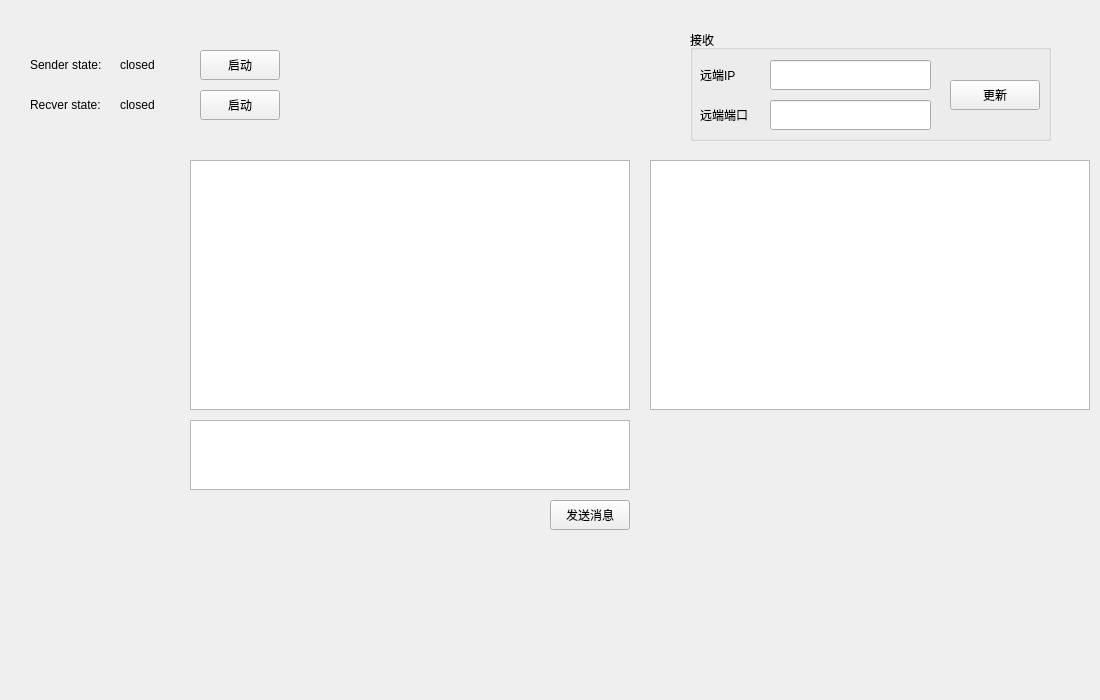
realth000/localcharger, file src/gui/mainui.ui: the form before one commit.
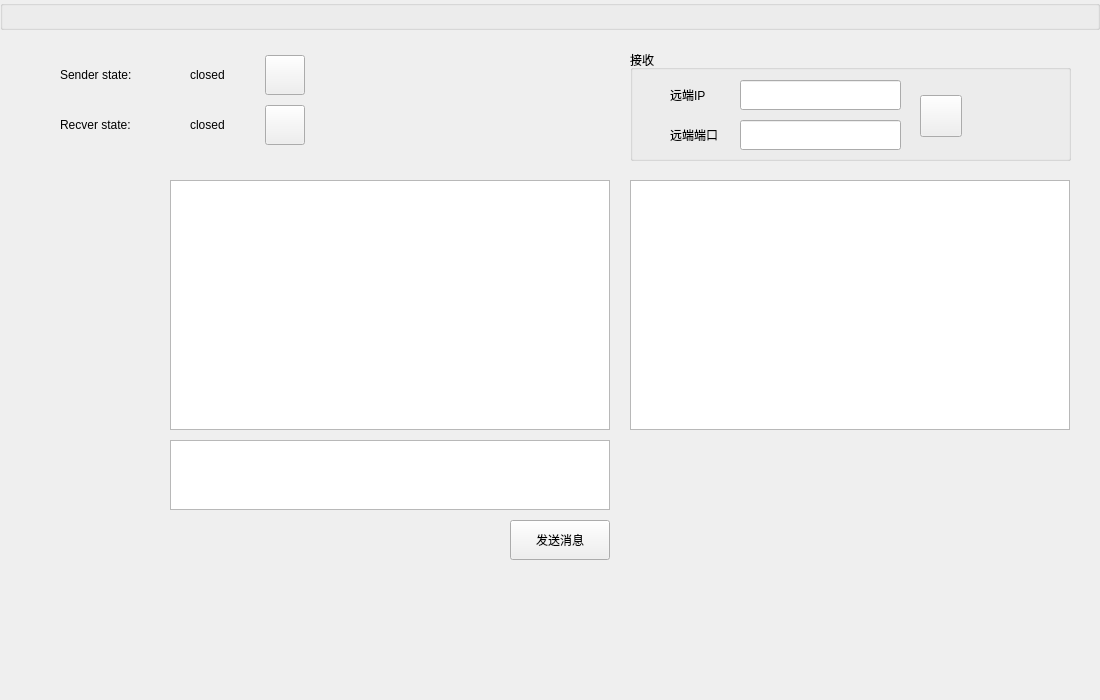
The form after the commit. Custom widgets are drawn as their Qt base class.

Patch:
```diff
--- a/src/gui/mainui.ui
+++ b/src/gui/mainui.ui
@@ -16,8 +16,8 @@
   <widget class="QTextEdit" name="msgRecvTextEdit">
    <property name="geometry">
     <rect>
-     <x>650</x>
-     <y>160</y>
+     <x>630</x>
+     <y>180</y>
      <width>440</width>
      <height>250</height>
     </rect>
@@ -26,8 +26,8 @@
   <widget class="QTextEdit" name="msgSendTextEdit">
    <property name="geometry">
     <rect>
-     <x>190</x>
-     <y>160</y>
+     <x>170</x>
+     <y>180</y>
      <width>440</width>
      <height>250</height>
     </rect>
@@ -36,8 +36,8 @@
   <widget class="QTextEdit" name="msgReadyToSendTextEdit">
    <property name="geometry">
     <rect>
-     <x>190</x>
-     <y>420</y>
+     <x>170</x>
+     <y>440</y>
      <width>440</width>
      <height>70</height>
     </rect>
@@ -46,10 +46,10 @@
   <widget class="QPushButton" name="sendMsgButton">
    <property name="geometry">
     <rect>
-     <x>550</x>
-     <y>500</y>
-     <width>80</width>
-     <height>30</height>
+     <x>510</x>
+     <y>520</y>
+     <width>100</width>
+     <height>40</height>
     </rect>
    </property>
    <property name="text">
@@ -59,9 +59,9 @@
   <widget class="QLabel" name="label">
    <property name="geometry">
     <rect>
-     <x>30</x>
-     <y>50</y>
-     <width>91</width>
+     <x>60</x>
+     <y>60</y>
+     <width>81</width>
      <height>30</height>
     </rect>
    </property>
@@ -72,8 +72,8 @@
   <widget class="QLabel" name="senderStateHintLabel">
    <property name="geometry">
     <rect>
-     <x>120</x>
-     <y>50</y>
+     <x>190</x>
+     <y>60</y>
      <width>71</width>
      <height>30</height>
     </rect>
@@ -85,8 +85,8 @@
   <widget class="QLabel" name="recverStateHintLabel">
    <property name="geometry">
     <rect>
-     <x>120</x>
-     <y>90</y>
+     <x>190</x>
+     <y>110</y>
      <width>71</width>
      <height>30</height>
     </rect>
@@ -98,9 +98,9 @@
   <widget class="QLabel" name="label_2">
    <property name="geometry">
     <rect>
-     <x>30</x>
-     <y>90</y>
-     <width>91</width>
+     <x>60</x>
+     <y>110</y>
+     <width>81</width>
      <height>30</height>
     </rect>
    </property>
@@ -111,35 +111,35 @@
   <widget class="QPushButton" name="startSenderPushButton">
    <property name="geometry">
     <rect>
-     <x>200</x>
-     <y>50</y>
-     <width>80</width>
-     <height>30</height>
+     <x>265</x>
+     <y>55</y>
+     <width>40</width>
+     <height>40</height>
     </rect>
    </property>
    <property name="text">
-    <string>启动</string>
+    <string/>
    </property>
   </widget>
   <widget class="QPushButton" name="startRecverPushButton">
    <property name="geometry">
     <rect>
-     <x>200</x>
-     <y>90</y>
-     <width>80</width>
-     <height>30</height>
+     <x>265</x>
+     <y>105</y>
+     <width>40</width>
+     <height>40</height>
     </rect>
    </property>
    <property name="text">
-    <string>启动</string>
+    <string/>
    </property>
   </widget>
   <widget class="QGroupBox" name="recverConfigGroupBox">
    <property name="geometry">
     <rect>
-     <x>690</x>
-     <y>30</y>
-     <width>361</width>
+     <x>630</x>
+     <y>50</y>
+     <width>441</width>
      <height>111</height>
     </rect>
    </property>
@@ -149,7 +149,7 @@
    <widget class="QLabel" name="label_4">
     <property name="geometry">
      <rect>
-      <x>10</x>
+      <x>40</x>
       <y>70</y>
       <width>70</width>
       <height>30</height>
@@ -162,20 +162,20 @@
    <widget class="QPushButton" name="uptSenderWebConfigPushButton">
     <property name="geometry">
      <rect>
-      <x>260</x>
-      <y>50</y>
-      <width>90</width>
-      <height>30</height>
+      <x>290</x>
+      <y>45</y>
+      <width>42</width>
+      <height>42</height>
      </rect>
     </property>
     <property name="text">
-     <string>更新</string>
+     <string/>
     </property>
    </widget>
    <widget class="QLineEdit" name="senderPortLineEdit">
     <property name="geometry">
      <rect>
-      <x>80</x>
+      <x>110</x>
       <y>70</y>
       <width>161</width>
       <height>30</height>
@@ -185,7 +185,7 @@
    <widget class="QLineEdit" name="senderUrlLineEdit">
     <property name="geometry">
      <rect>
-      <x>80</x>
+      <x>110</x>
       <y>30</y>
       <width>161</width>
       <height>30</height>
@@ -195,7 +195,7 @@
    <widget class="QLabel" name="label_3">
     <property name="geometry">
      <rect>
-      <x>10</x>
+      <x>40</x>
       <y>30</y>
       <width>70</width>
       <height>30</height>
@@ -206,7 +206,54 @@
     </property>
    </widget>
   </widget>
+  <widget class="TitleBar" name="titleBar">
+   <property name="geometry">
+    <rect>
+     <x>0</x>
+     <y>0</y>
+     <width>1100</width>
+     <height>30</height>
+    </rect>
+   </property>
+   <property name="title">
+    <string/>
+   </property>
+  </widget>
+  <widget class="QLabel" name="senderStateHintPicLabel">
+   <property name="geometry">
+    <rect>
+     <x>150</x>
+     <y>60</y>
+     <width>30</width>
+     <height>30</height>
+    </rect>
+   </property>
+   <property name="text">
+    <string/>
+   </property>
+  </widget>
+  <widget class="QLabel" name="recverStateHintPicLabel">
+   <property name="geometry">
+    <rect>
+     <x>150</x>
+     <y>110</y>
+     <width>30</width>
+     <height>30</height>
+    </rect>
+   </property>
+   <property name="text">
+    <string/>
+   </property>
+  </widget>
  </widget>
+ <customwidgets>
+  <customwidget>
+   <class>TitleBar</class>
+   <extends>QGroupBox</extends>
+   <header location="global">titlebar.h</header>
+   <container>1</container>
+  </customwidget>
+ </customwidgets>
  <resources/>
  <connections/>
 </ui>
```
